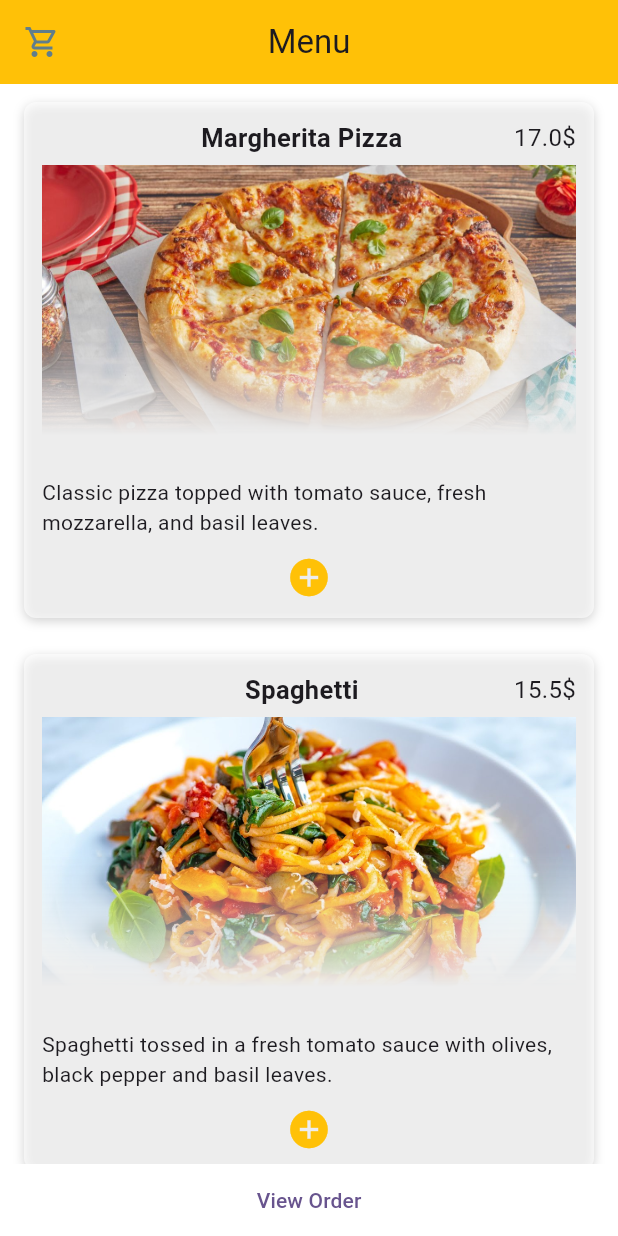
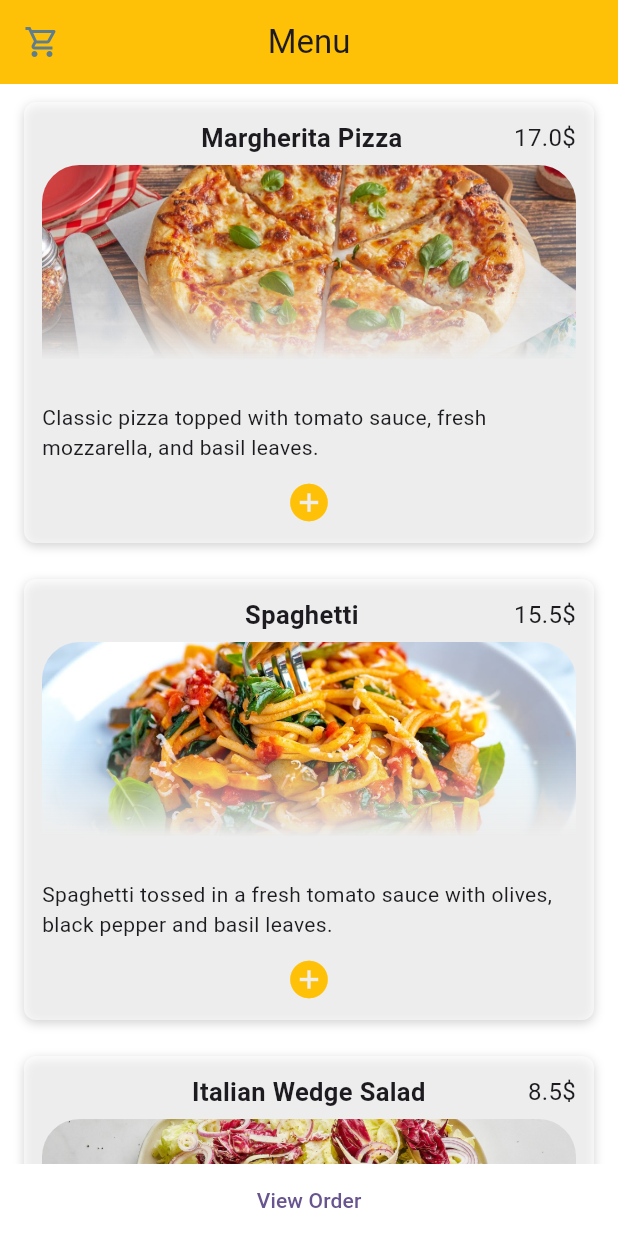
Before and after one commit to EhudMarchi/restaurant-flutter-app, a Flutter app: the screen it shows after launch, on a phone screen of 412 x 824 dp. Run offline on Flutter 3.47's test engine with Material 2 defaults, Android fonts, the phone set to English and light mode, and no system bars; our stand-ins replace shared_preferences.

Commit message:
cosmetic change
menu item image borderRadius

```diff
--- a/lib/menuItem.dart
+++ b/lib/menuItem.dart
@@ -59,7 +59,9 @@ class MenuItem extends StatelessWidget {
                   ],
                 ),
               ),
-              ShaderMask(
+              ClipRRect(
+                borderRadius: BorderRadius.only(topLeft: Radius.circular(25),topRight: Radius.circular(25)),
+                child: ShaderMask(
                   shaderCallback: (rect) {
                     return const LinearGradient(
                       begin: Alignment.topCenter,
@@ -71,8 +73,9 @@ class MenuItem extends StatelessWidget {
                   child: Image.asset(
                     'assets/images/$imageName.jpg',
                     width: 400,
-                  height: 200,
+                    height: 150,
                     fit: BoxFit.fitWidth,
+                  ),
                 ),
               ),
               Padding(
```
Lines whose indentation alone changed are shown as unchanged.
